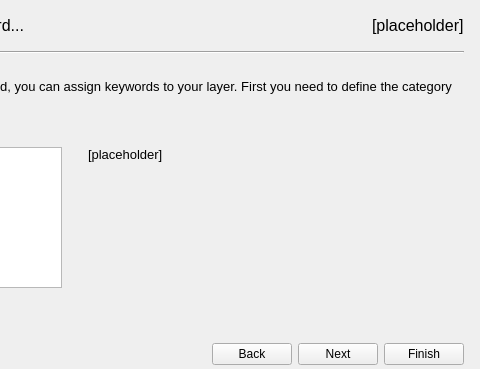
akbargumbira/inasafe, file safe_qgis/ui/keywords_wizard_base.ui: the form before one commit; both pictures show x 263 to 743 and y 0 to 369 of the 743 by 369 pixel window.
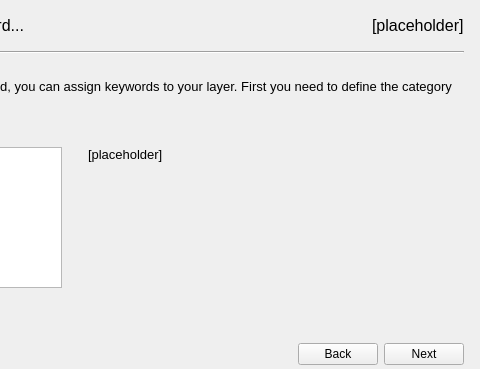
The form after the commit. Icons and pictures are not drawn.

Commit message: Keywords creation wizard - first working version

What changed in the file:
```diff
--- a/safe_qgis/ui/keywords_wizard_base.ui
+++ b/safe_qgis/ui/keywords_wizard_base.ui
@@ -888,13 +888,6 @@
        </property>
       </widget>
      </item>
-     <item>
-      <widget class="QPushButton" name="pbnFinish">
-       <property name="text">
-        <string>Finish</string>
-       </property>
-      </widget>
-     </item>
     </layout>
    </item>
   </layout>
```
Left out of the diff: 1 changed line with no effect on the pictures. The commit also changes 6 other files.
